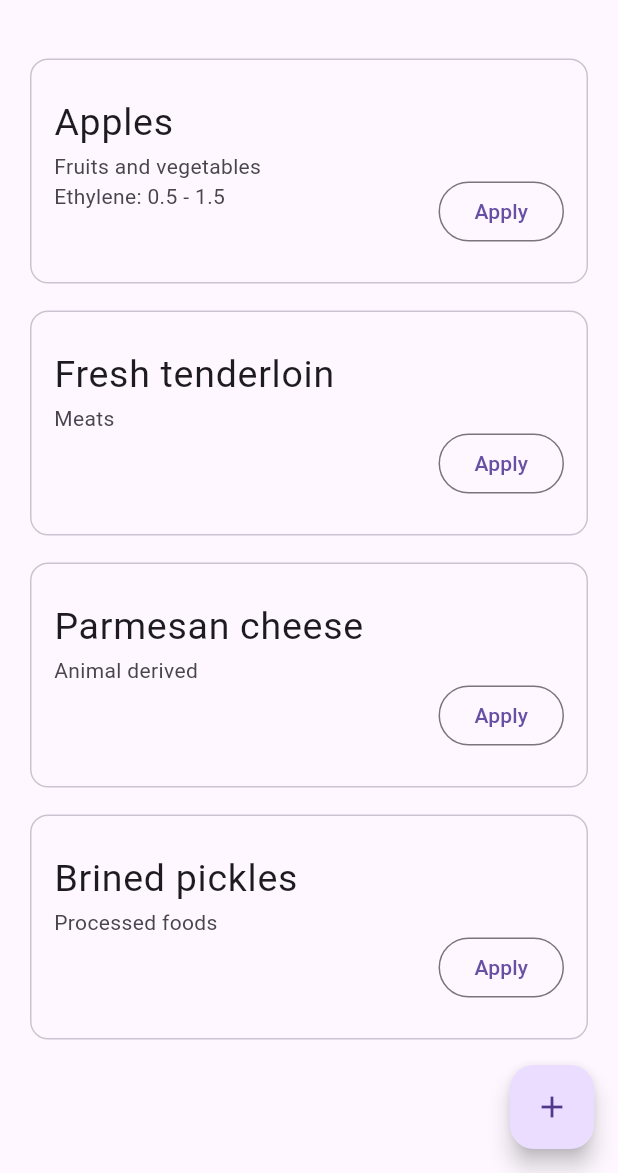
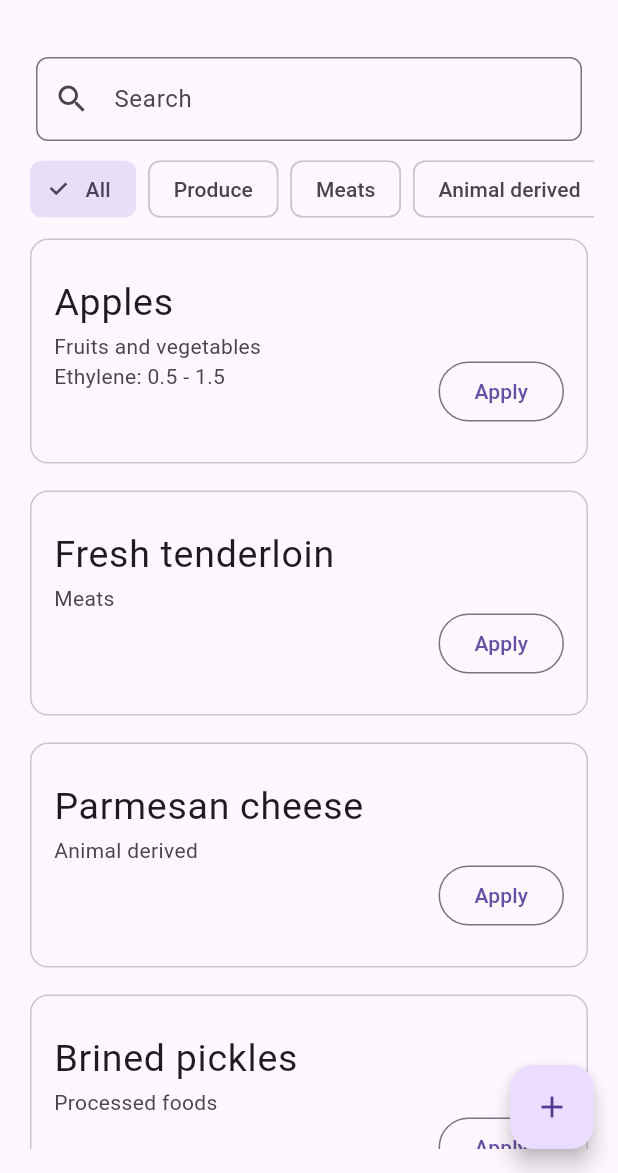
Before and after one commit to DittoBox/DittoBox-Mobile, a Flutter app: the screen it shows after launch, on a phone screen of 412 x 824 dp, the part 63-1236 px from its top. Run offline on Flutter 3.47's test engine with Material 3 defaults, Android fonts, the phone set to English and light mode, and no system bars; our stand-ins replace pin_code_fields.

Commit message:
feat: added search functionality and category filtering to template list screen

```diff
--- a/dittobox_mobile/lib/containers/presentation/template-list/template_list_screen.dart
+++ b/dittobox_mobile/lib/containers/presentation/template-list/template_list_screen.dart
@@ -90,24 +90,98 @@ class _TemplateListState extends State<TemplateList> {
     ),
   ];
 
+  List<Template> _filteredTemplates = [];
+  final TextEditingController _searchController = TextEditingController();
+  final List<String> _categories = ['All', 'Produce', 'Meats', 'Animal derived', 'Processed Food'];
+  String _selectedCategory = 'All';
+
+  @override
+  void initState() {
+    super.initState();
+    _filteredTemplates = _templates;
+    _searchController.addListener(_filterTemplates);
+  }
+
+  @override
+  void dispose() {
+    _searchController.dispose();
+    super.dispose();
+  }
+
+  void _filterTemplates() {
+    final query = _searchController.text.toLowerCase();
+    setState(() {
+      _filteredTemplates = _templates.where((template) {
+        final matchesCategory = _selectedCategory == 'All' || template.category == _selectedCategory;
+        final matchesQuery = template.name.toLowerCase().contains(query) || template.description.toLowerCase().contains(query);
+        return matchesCategory && matchesQuery;
+      }).toList();
+    });
+  }
+
+  void _selectCategory(String category) {
+    setState(() {
+      _selectedCategory = category;
+      _filterTemplates();
+    });
+  }
+
+  @override
+  Widget build(BuildContext context) {
+    return Column(
+      children: [
+        Padding(
+          padding: const EdgeInsets.all(8.0),
+          child: TextField(
+            controller: _searchController,
+            decoration: InputDecoration(
+              labelText: S.of(context).search,
+              prefixIcon: const Icon(Icons.search),
+              border: OutlineInputBorder(
+                borderRadius: BorderRadius.circular(8.0),
+              ),
+            ),
+          ),
+        ),
+        SingleChildScrollView(
+          scrollDirection: Axis.horizontal,
+          child: Row(
+            children: _categories.map((category) {
+              return Padding(
+                padding: const EdgeInsets.symmetric(horizontal: 4.0),
+                child: ChoiceChip(
+                  label: Text(category),
+                  selected: _selectedCategory == category,
+                  onSelected: (selected) {
+                    if (selected) {
+                      _selectCategory(category);
+                    }
+                  },
+                ),
+              );
+            }).toList(),
+          ),
+        ),
+        Expanded(
+          child: ListView.builder(
+            itemCount: _filteredTemplates.length,
+            itemBuilder: (context, index) {
+              return TemplateCard(
+                template: _filteredTemplates[index],
+                onApply: () => _showContainerSelectionModal(_filteredTemplates[index]),
+              );
+            },
+          ),
+        ),
+      ],
+    );
+  }
+
   void _showContainerSelectionModal(Template template) {
     showDialog(
       context: context,
       builder: (BuildContext context) {
         return ContainerSelectionModal(containers: widget.containers);
-      },
-    );
-  }
-
-  @override
-  Widget build(BuildContext context) {
-    return ListView.builder(
-      itemCount: _templates.length,
-      itemBuilder: (context, index) {
-        return TemplateCard(
-          template: _templates[index],
-          onApply: () => _showContainerSelectionModal(_templates[index]),
-        );
       },
     );
   }
--- a/dittobox_mobile/lib/goups/presentation/widgets/facility_details_sheet.dart
+++ b/dittobox_mobile/lib/goups/presentation/widgets/facility_details_sheet.dart
@@ -94,7 +94,7 @@ void showFacilityDetailsBottomSheet(BuildContext context, Facility facility) {
             buildInfoRowWithIcon(Icons.person_2_outlined, S.of(context).workers, facility.workers),
             TextButton(
               onPressed: () {
-                showAddWorkerSheet(context);
+                showAddWorkerSheet(context, facility); // Pasa la instalación seleccionada
               },
               child: Text(S.of(context).addWorkers),
             ),
```
